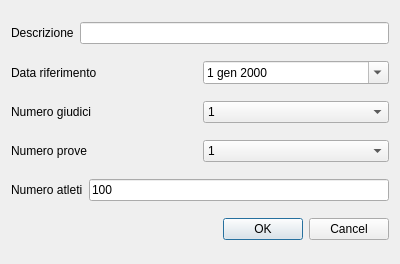
nferruzzi/giudice-server, file ui/newgara.ui: the form before one commit.
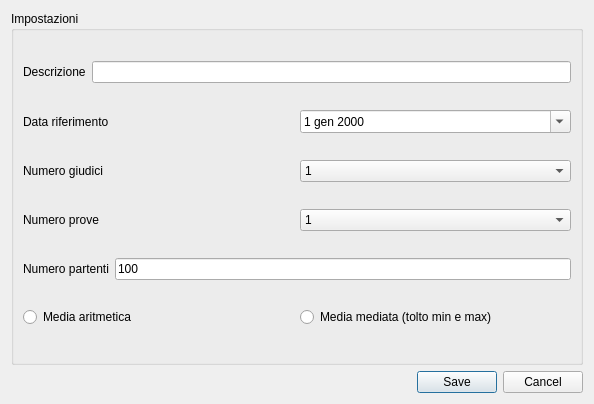
The form after the commit.

The edit to the form file:
```diff
--- a/ui/newgara.ui
+++ b/ui/newgara.ui
@@ -6,13 +6,19 @@
    <rect>
     <x>0</x>
     <y>0</y>
-    <width>400</width>
-    <height>264</height>
+    <width>594</width>
+    <height>404</height>
    </rect>
   </property>
   <property name="windowTitle">
    <string>Nuova gara</string>
   </property>
+  <layout class="QVBoxLayout" name="verticalLayout_2">
+   <item>
+    <widget class="QGroupBox" name="groupBox">
+     <property name="title">
+      <string>Impostazioni</string>
+     </property>
   <layout class="QVBoxLayout" name="verticalLayout">
    <item>
     <layout class="QHBoxLayout" name="horizontalLayout">
@@ -139,7 +145,7 @@
      <item>
       <widget class="QLabel" name="label_5">
        <property name="text">
-        <string>Numero atleti</string>
+           <string>Numero partenti</string>
        </property>
       </widget>
      </item>
@@ -153,12 +159,33 @@
     </layout>
    </item>
    <item>
+       <layout class="QHBoxLayout" name="horizontalLayout_6">
+        <item>
+         <widget class="QRadioButton" name="radioButton">
+          <property name="text">
+           <string>Media aritmetica</string>
+          </property>
+         </widget>
+        </item>
+        <item>
+         <widget class="QRadioButton" name="radioButton_2">
+          <property name="text">
+           <string>Media mediata (tolto min e max)</string>
+          </property>
+         </widget>
+        </item>
+       </layout>
+      </item>
+     </layout>
+    </widget>
+   </item>
+   <item>
     <widget class="QDialogButtonBox" name="buttonBox">
      <property name="orientation">
       <enum>Qt::Horizontal</enum>
      </property>
      <property name="standardButtons">
-      <set>QDialogButtonBox::Cancel|QDialogButtonBox::Ok</set>
+      <set>QDialogButtonBox::Cancel|QDialogButtonBox::Save</set>
      </property>
     </widget>
    </item>
```
Lines whose indentation alone changed are shown as unchanged.
